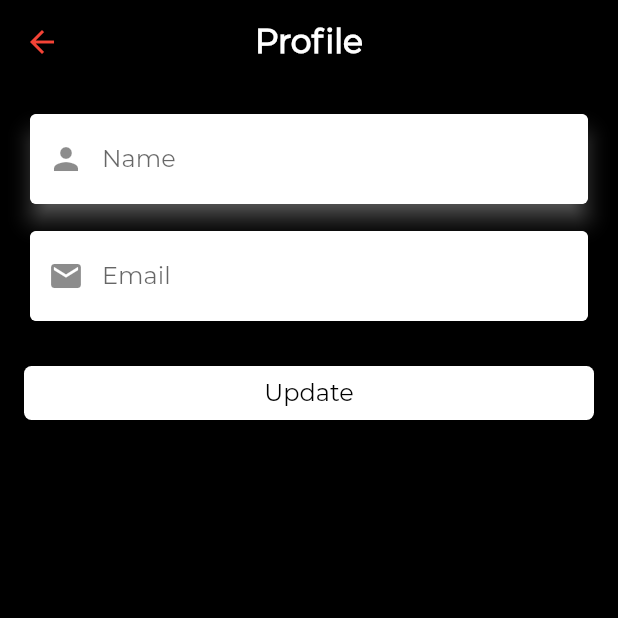
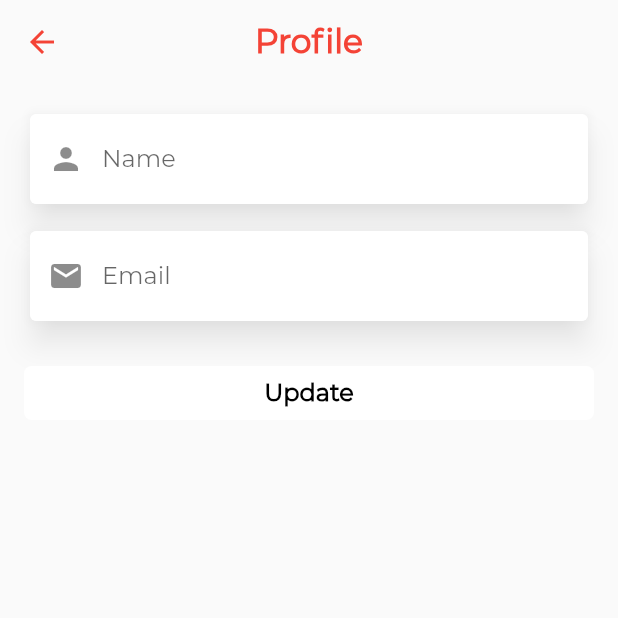
Before and after one commit to ritamk/JhatpatUser, a Flutter app: the ProfilePage screen opened directly with empty values, on a phone screen of 412 x 824 dp, the top half of it. Run offline on Flutter 3.47's test engine with Material 2 defaults, Android fonts, the phone set to English and light mode, and no system bars; our stand-ins replace flutter_riverpod, geolocator, google_maps_flutter, shared_preferences; missing offline and left inert: dart:ffi, flutter_google_places_hoc081098, flutter_polyline_points, google_api_headers, google_maps_webservice; accounts and stored records are empty; network calls fail.

Commit message:
reverted back to white colour scheme

```diff
--- a/lib/main.dart
+++ b/lib/main.dart
@@ -29,7 +29,7 @@ ThemeData customTheme() {
       titleTextStyle: TextStyle(
         fontSize: 22.0,
         fontWeight: FontWeight.bold,
-        color: Colors.white,
+        color: Colors.red,
         fontFamily: "Montserrat",
       ),
       centerTitle: true,
--- a/lib/views/auth/otp_verification_field.dart
+++ b/lib/views/auth/otp_verification_field.dart
@@ -55,10 +55,8 @@ class OTPVerificationFieldState extends State<OTPVerificationField> {
                       visualDensity: VisualDensity.compact,
                       onPressed: () =>
                           ref.read(otpScreenBoolProvider.state).state = false,
-                      icon: const Icon(
-                        Icons.arrow_back_ios,
-                        color: Colors.red,
-                      ),
+                      icon:
+                          const Icon(Icons.arrow_back_ios, color: Colors.black),
                     );
                   }),
                 ),
--- a/lib/views/payment/payment.dart
+++ b/lib/views/payment/payment.dart
@@ -7,7 +7,6 @@ class PaymentMethodsPage extends StatelessWidget {
   Widget build(BuildContext context) {
     return Scaffold(
       appBar: AppBar(title: const Text("Payment Methods")),
-      backgroundColor: Colors.black,
     );
   }
 }
--- a/lib/views/profile/address.dart
+++ b/lib/views/profile/address.dart
@@ -7,7 +7,6 @@ class AddressPage extends StatelessWidget {
   Widget build(BuildContext context) {
     return Scaffold(
       appBar: AppBar(title: const Text("Addresses")),
-      backgroundColor: Colors.black,
     );
   }
 }
--- a/lib/views/profile/profile.dart
+++ b/lib/views/profile/profile.dart
@@ -54,7 +54,7 @@ class _ProfilePageState extends State<ProfilePage> {
               children: <Widget>[
                 Card(
                   shadowColor: Colors.white70,
-                  elevation: 6.0,
+                  elevation: 8.0,
                   child: TextFormField(
                     controller: _nameController,
                     keyboardType: TextInputType.name,
@@ -72,8 +72,8 @@ class _ProfilePageState extends State<ProfilePage> {
                 ),
                 const SizedBox(height: 10.0, width: 0.0),
                 Card(
-                  shadowColor: Colors.black38,
-                  elevation: 6.0,
+                  shadowColor: Colors.white70,
+                  elevation: 8.0,
                   child: TextFormField(
                     controller: _emailController,
                     keyboardType: TextInputType.emailAddress,
@@ -96,7 +96,8 @@ class _ProfilePageState extends State<ProfilePage> {
                       onPressed: () => updateButton(context, ref),
                       child: !loading
                           ? const Text("Update",
-                              style: TextStyle(fontSize: 16.0))
+                              style: TextStyle(
+                                  fontSize: 16.0, fontWeight: FontWeight.bold))
                           : const Loading(white: false),
                       minWidth: double.infinity,
                       elevation: 0.0,
@@ -114,7 +115,6 @@ class _ProfilePageState extends State<ProfilePage> {
           ),
         ),
       ),
-      backgroundColor: Colors.black,
     );
   }
 
--- a/lib/views/settings/settings.dart
+++ b/lib/views/settings/settings.dart
@@ -7,7 +7,6 @@ class SettingsPage extends StatelessWidget {
   Widget build(BuildContext context) {
     return Scaffold(
       appBar: AppBar(title: const Text("Settings")),
-      backgroundColor: Colors.black,
     );
   }
 }
--- a/lib/views/support/support.dart
+++ b/lib/views/support/support.dart
@@ -7,7 +7,6 @@ class SupportPage extends StatelessWidget {
   Widget build(BuildContext context) {
     return Scaffold(
       appBar: AppBar(title: const Text("Support")),
-      backgroundColor: Colors.black,
     );
   }
 }
```
Also changed, not shown: lib/views/home/home.dart (+7 -5 lines), lib/views/home/home_drawer.dart (+15 -20 lines).
